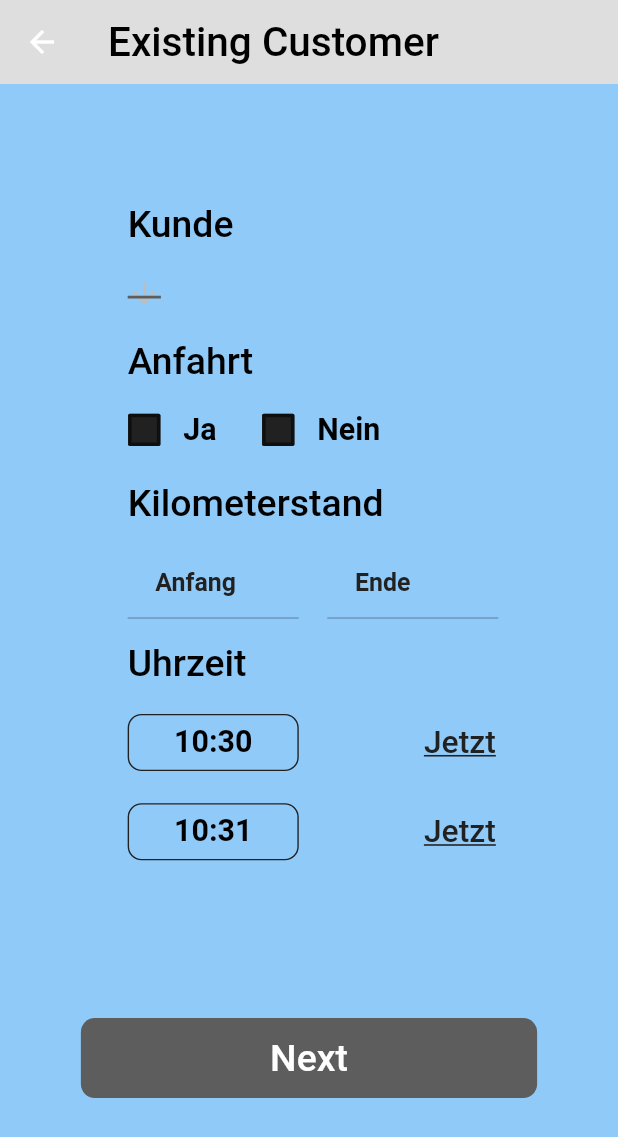
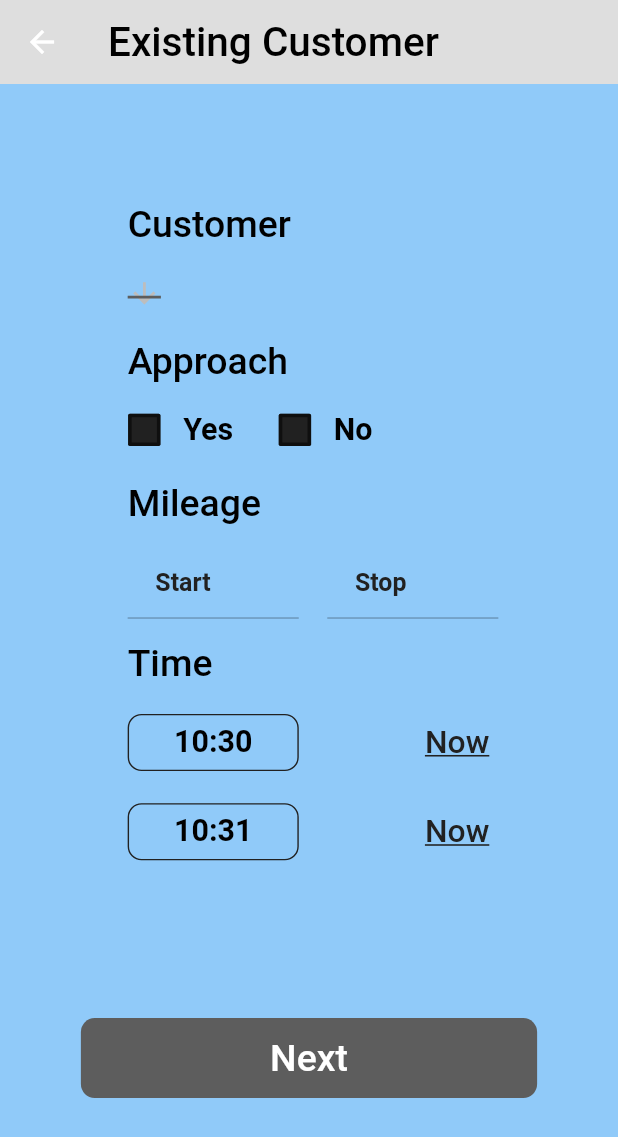
Before and after one commit to lenny1400/diplomarbeit, a Flutter app: the ExistingCustomerPage screen opened directly, on a phone screen of 412 x 824 dp. Shown: the top 1137 px of the screen. Run offline on Flutter 3.47's test engine with Material 2 defaults, Android fonts, the phone set to English and light mode, and no system bars; our stand-ins replace bootstrap_icons, camera, csv, file_picker, firebase_auth, firebase_core and 8 more; missing offline and left inert: dart:ffi; accounts and stored records are empty.

Commit message:
Internationalization Tasks | Hotfixes

```diff
--- a/lib/custom_widgets/language.dart
+++ b/lib/custom_widgets/language.dart
@@ -40,6 +40,62 @@ class Languages extends Translations {
       'ti_seconds':'Seconds',
       'ti_buttonText2':'Save',
 
+      //Tasks
+      'ta_appbar1':"Tasks",
+      'ta_title1':'New Task',
+      'ta_buttonIntern':'Intern',
+      'ta_appbar2':"Intern",
+      'ta_title2Activity':'Performed Activity',
+      'ta_title3Date':'Date & Time',
+      'ta_buttonSave':'Save',
+
+      'ta_buttonNewCustomer':'New Customer',
+      'ta_appbar3':"New Customer",
+      'ta_fieldCName':"Company Name",
+      'ta_hintCName':"Enter company name",
+      'ta_fieldCNumber':"Customer Number",
+      'ta_hintCNumber':"Enter Customer Number",
+      'ta_fieldCTitle':"Title",
+      'ta_hintCTitle':"Enter title",
+      'ta_fieldFirst':"Firstname",
+      'ta_hintFirst':"Enter first name",
+      'ta_fieldLast':"Lastname",
+      'ta_hintLast':"Enter last name",
+      'ta_fieldStreet':"Street",
+      'ta_hintStreet':"Enter street name",
+      'ta_fieldNr':"Nr.",
+      'ta_hintNr':"Nr.",
+      'ta_fieldProvince':"Province",
+      'ta_hintProvince':"Enter province name",
+      'ta_fieldZip':"Zip Code",
+      'ta_hintZip':"Zip Code",
+      'ta_fieldCountry':"Country",
+      'ta_hintCountry':"Enter country",
+      'ta_fieldPhone':"Phone Number",
+      'ta_hintPhone':"Enter phone number",
+      'ta_fieldEmail':"Email",
+      'ta_hintEmail':"Enter email address",
+      'ta_fieldFax':"Fax",
+      'ta_hintFax':"Enter Fax number",
+
+      'ta_buttonOldCustomer':'Existing Customer',
+      'ta_appbar4':"Existing Customer",
+      'ta_titleKunde':"Customer",
+      'ta_titleApproach':"Approach",
+      'ta_yes':"Yes",
+      'ta_no':"No",
+      'ta_titleMileage':"Mileage",
+      'ta_start':"Start",
+      'ta_hintstart':"Mileage start",
+      'ta_stop':"Stop",
+      'ta_hintstop':"Mileage stop",
+      'ta_titleTime':"Time",
+      'ta_buttonNow':"Now",
+      'ta_buttonNext':"Next",
+      //page 2 Existing Customer
+      'ta_titleActivity':'Performed Activity',
+      'ta_titleMaterial':'Material expenses',
+      'ta_titlePictures':'Pictures',
     },
     'de_DE': {
       //Settings
@@ -77,6 +133,63 @@ class Languages extends Translations {
       'ti_minutes':'Minuten',
       'ti_seconds':'Sekunden',
       'ti_buttonText2':'Speichern',
+
+      //Tasks
+      'ta_appbar1':"Aufgaben",
+      'ta_title1':'Neue Aufgabe',
+      'ta_buttonIntern':'Intern',
+      'ta_appbar2':"Intern",
+      'ta_title2Activity':'Durchgeführte Tätigkeit',
+      'ta_title3Date':'Datum und Uhrzeit',
+      'ta_buttonSave':'Speichern',
+
+      'ta_buttonNewCustomer':'Neuer Kunde',
+      'ta_appbar3':"Neuer Kunde",
+      'ta_fieldCName':"Name des Unternehmens",
+      'ta_hintCName':"Unternehmensname eingeben",
+      'ta_fieldCNumber':"Kundennummer",
+      'ta_hintCNumber':"Kundennummer eingeben",
+      'ta_fieldCTitle':"Titel",
+      'ta_hintCTitle':"Titel",
+      'ta_fieldFirst':"Name",
+      'ta_hintFirst':"Name eingeben",
+      'ta_fieldLast':"Nachname",
+      'ta_hintLast':"Nachname eingeben",
+      'ta_fieldStreet':"Straße",
+      'ta_hintStreet':"Straße eingeben",
+      'ta_fieldNr':"Nr.",
+      'ta_hintNr':"Nr.",
+      'ta_fieldProvince':"Bundesland",
+      'ta_hintProvince':"Bundesland eingeben",
+      'ta_fieldZip':"PLZ",
+      'ta_hintZip':"PLZ",
+      'ta_fieldCountry':"Land",
+      'ta_hintCountry':"Land eingeben",
+      'ta_fieldPhone':"Rufnummer",
+      'ta_hintPhone':"Rufnummer eingeben",
+      'ta_fieldEmail':"E-Mail",
+      'ta_hintEmail':"E-Mail eingeben",
+      'ta_fieldFax':"Fax",
+      'ta_hintFax':"Fax eingeben",
+
+      'ta_buttonOldCustomer':'Bestehender Kunde',
+      'ta_appbar4':"Bestehender Kunde",
+      'ta_titleKunde':"Kunde",
+      'ta_titleApproach':"Anfahrt",
+      'ta_yes':"Ja",
+      'ta_no':"Nein",
+      'ta_titleMileage':"Kilometerstand",
+      'ta_start':"Anfang",
+      'ta_hintstart':"Kilometerstand Anfang",
+      'ta_stop':"Ende",
+      'ta_hintstop':"Kilometerstand Ende",
+      'ta_titleTime':"Uhrzeit",
+      'ta_buttonNow':"Jetzt",
+      'ta_buttonNext':"Weiter",
+      //page 2 Existing Customer
+      'ta_titleActivity':'Durchgeführte Tätigkeit',
+      'ta_titleMaterial':'Materialaufwand',
+      'ta_titlePictures':'Bilder',
     }
   };
 }
--- a/lib/custom_widgets/preferences_service.dart
+++ b/lib/custom_widgets/preferences_service.dart
@@ -1,4 +1,3 @@
-import 'package:flutter/cupertino.dart';
 import 'package:shared_preferences/shared_preferences.dart';
 import 'models.dart';
 
@@ -6,7 +5,6 @@ class PreferenceService{
   //Save Function with async for the Color Theme
   Future saveSettings(Settings settings) async{
     final preferences = await SharedPreferences.getInstance();
-
     await preferences.setBool('isSwitched', settings.isSwitched);
     /*await preferences.setStringList('language', settings.language
         .map((e) => e.indexOf('language'/*settings.language.toString()*/).toString())
@@ -15,10 +13,9 @@ class PreferenceService{
     print('saved settings');
   }
 
-  //Print Function for the Color Theme or more with language ... maybe in progress
+  //Print Function for the Color Theme
   Future<Settings> getSettings() async{
     final preferences = await SharedPreferences.getInstance();
-
     final bool isSwitched = preferences.getBool('isSwitched')!;
     //final List<String> language = preferences.getStringList('language')!;
 
--- a/lib/main_screens/task_screen.dart
+++ b/lib/main_screens/task_screen.dart
@@ -1,5 +1,6 @@
 import 'package:flutter/material.dart';
 import 'package:flutter/services.dart';
+import 'package:get/get_utils/src/extensions/internacionalization.dart';
 import 'package:simple_nav_bar/responsive_screens/task/task_widget/responsive_task.dart';
 import 'package:simple_nav_bar/responsive_screens/task/tasks/existing_customer.dart';
 import 'package:simple_nav_bar/responsive_screens/task/tasks/intern.dart';
@@ -41,7 +42,7 @@ class _TasksState extends State<Tasks> {
   @override
   Widget build(BuildContext context) {
     return MaterialApp(
-      home: TasksPage(title: 'Tasks'),
+      home: TasksPage(title: 'ta_appbar1'.tr),
       title: 'Flutter Theme Demo',
       debugShowCheckedModeBanner: false,
       theme: CustomTheme.lightTheme,
--- a/lib/responsive_screens/home/home_widgets/settings_widget/responsive_settings.dart
+++ b/lib/responsive_screens/home/home_widgets/settings_widget/responsive_settings.dart
@@ -54,7 +54,6 @@ class _ResponsiveSettingsState extends State<ResponsiveSettings> {
   //Saves the objects for the Shared Preferences
   void _saveSettings(){
     final newSettings = Settings(
-        //language: locales['locale'],
         isSwitched: isSwitched);
     _preferencesService.saveSettings(newSettings);
   }
--- a/lib/responsive_screens/task/tasks/existing_customer.dart
+++ b/lib/responsive_screens/task/tasks/existing_customer.dart
@@ -3,11 +3,10 @@ import 'dart:io';
 import 'package:csv/csv.dart';
 import 'package:firebase_auth/firebase_auth.dart';
 import 'package:flutter/material.dart';
+import 'package:get/get_utils/src/extensions/internacionalization.dart';
 import 'package:path_provider/path_provider.dart';
 import 'package:simple_nav_bar/fileManagement/saveCount.dart';
-import 'package:simple_nav_bar/themes.dart';
 import 'package:flutter/services.dart';
-import 'package:intl/intl.dart';
 import 'package:simple_nav_bar/user_startup/user_customer.dart';
 import 'package:simple_nav_bar/user_startup/user_task.dart';
 
@@ -273,7 +272,7 @@ class _ExistingCustomerPageState extends State<ExistingCustomerPage> {
                       child: Align(
                         alignment: Alignment.centerLeft,
                         child: Text(
-                          "Kunde",
+                          "ta_titleKunde".tr,
                           style: theme.textTheme.headline6,
                         ),
                       ),
@@ -331,7 +330,7 @@ class _ExistingCustomerPageState extends State<ExistingCustomerPage> {
                       child: Align(
                         alignment: Alignment.centerLeft,
                         child: Text(
-                          "Anfahrt",
+                          "ta_titleApproach".tr,
                           style: theme.textTheme.headline6,
                         ),
                       ),
@@ -374,7 +373,7 @@ class _ExistingCustomerPageState extends State<ExistingCustomerPage> {
                                 width: MediaQuery.of(context).size.width*0.01,
                               ),
                               Text(
-                                "Ja",
+                                "ta_yes".tr,
                                 style: theme.textTheme.headline5,
                               ),
                               SizedBox(
@@ -406,7 +405,7 @@ class _ExistingCustomerPageState extends State<ExistingCustomerPage> {
                                 width: MediaQuery.of(context).size.width*0.01,
                               ),
                               Text(
-                                "Nein",
+                                "ta_no".tr,
                                 style: theme.textTheme.headline5,
                               ),
                             ],
@@ -426,7 +425,7 @@ class _ExistingCustomerPageState extends State<ExistingCustomerPage> {
                       child: Align(
                         alignment: Alignment.centerLeft,
                         child: Text(
-                          "Kilometerstand",
+                          "ta_titleMileage".tr,
                           style: theme.textTheme.headline6,
                         ),
                       ),
@@ -468,11 +467,11 @@ class _ExistingCustomerPageState extends State<ExistingCustomerPage> {
                                         borderRadius: BorderRadius.all(Radius.circular(10.0)),
                                         borderSide: BorderSide(color: theme.shadowColor),
                                       ),
-                                      labelText: "Anfang",
+                                      labelText: "ta_start".tr,
                                       labelStyle: TextStyle(
                                           color: theme.shadowColor,
                                       ),
-                                      hintText: "Kilometer",
+                                      hintText: "ta_hintstart".tr,
                                       hintStyle: TextStyle(
                                         color: theme.shadowColor,
                                       )
@@ -505,11 +504,11 @@ class _ExistingCustomerPageState extends State<ExistingCustomerPage> {
                                         borderRadius: BorderRadius.all(Radius.circular(10.0)),
                                         borderSide: BorderSide(color: theme.shadowColor),
                                       ),
-                                      labelText: "Ende",
+                                      labelText: "ta_stop".tr,
                                       labelStyle: TextStyle(
                                           color: theme.shadowColor
                                       ),
-                                      hintText: "Kilometer",
+                                      hintText: "ta_hintstop".tr,
                                       hintStyle: TextStyle(
                                         color: theme.shadowColor,
                                       )
@@ -533,7 +532,7 @@ class _ExistingCustomerPageState extends State<ExistingCustomerPage> {
                       child: Align(
                         alignment: Alignment.centerLeft,
                         child: Text(
-                          "Uhrzeit",
+                          "ta_titleTime".tr,
                           style: theme.textTheme.headline6,
                         ),
                       ),
@@ -589,7 +588,7 @@ class _ExistingCustomerPageState extends State<ExistingCustomerPage> {
                                       });
                                     },
                                     child: Text(
-                                      "Jetzt",
+                                      "ta_buttonNow".tr,
                                       style: TextStyle(
                                         fontSize: 23,
                                         decoration: TextDecoration.underline,
@@ -643,7 +642,7 @@ class _ExistingCustomerPageState extends State<ExistingCustomerPage> {
                                       });
                                     },
                                     child: Text(
-                                      "Jetzt",
+                                      "ta_buttonNow".tr,
                                       style: TextStyle(
                                         fontSize: 23,
                                         decoration: TextDecoration.underline,
@@ -794,7 +793,7 @@ class _ExistingCustomerPageState extends State<ExistingCustomerPage> {
                               });
                             },
                             child: Text(
-                              "Next",
+                              "ta_buttonNext".tr,
                               style: theme.textTheme.bodyText1,
                             ),
                           ),
```
Also changed, not shown: lib/responsive_screens/task/task_widget/responsive_task.dart (+7 -6 lines), lib/responsive_screens/task/tasks/existing_customer_page_2.dart (+5 -4 lines), lib/responsive_screens/task/tasks/intern.dart (+5 -4 lines), lib/responsive_screens/task/tasks/new_customer.dart (+28 -27 lines).
